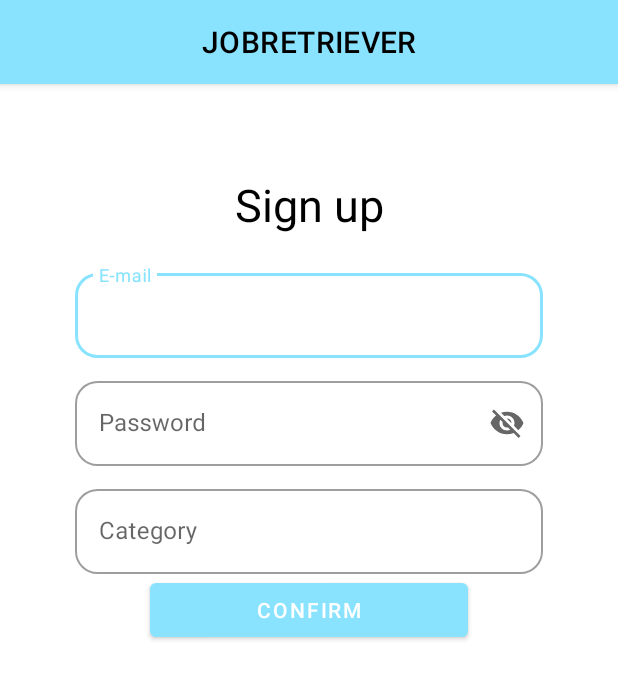
After one commit to Papittson/JobRetriever, an Android app: the layout activity_sign_up.xml on its own in the app's theme, with its tools: preview values and no code run, on a phone screen of 412 x 824 dp. The commit adds this screen. Shown: the top 679 px of the screen. Run offline under Robolectric (Android 15) with nearby library versions, the phone set to English and light mode, and no system bars.

Commit message:
sign in & sign up page

```diff
--- /dev/null
+++ b/app/src/main/res/layout/activity_sign_up.xml
@@ -0,0 +1,104 @@
+<?xml version="1.0" encoding="utf-8"?>
+<android.widget.LinearLayout xmlns:android="http://schemas.android.com/apk/res/android"
+    xmlns:app="http://schemas.android.com/apk/res-auto"
+    xmlns:tools="http://schemas.android.com/tools"
+    android:layout_width="match_parent"
+    android:layout_height="match_parent"
+    tools:context=".MainActivity"
+    android:orientation="vertical"
+    >
+
+    <com.google.android.material.appbar.AppBarLayout
+        android:layout_width="match_parent"
+        android:layout_height="wrap_content"
+        app:layout_constrainedHeight="true"
+        app:layout_constrainedWidth="false"
+        app:layout_constraintHeight_default="spread"
+        android:layout_marginBottom="50dp">
+
+        <com.google.android.material.appbar.MaterialToolbar
+            android:id="@+id/topAppBar"
+            android:layout_width="match_parent"
+            android:layout_height="?attr/actionBarSize"
+            app:title="JOBRETRIEVER"
+            app:titleCentered="true"
+            app:titleTextColor="@color/black"
+            style="@style/Widget.MaterialComponents.Toolbar.Primary" />
+    </com.google.android.material.appbar.AppBarLayout>
+
+    <LinearLayout
+        android:layout_width="match_parent"
+        android:layout_height="match_parent"
+        android:orientation="vertical"
+        android:layout_marginLeft="50dp"
+        android:layout_marginRight="50dp"
+        android:layout_marginTop="10dp"
+        android:layout_marginBottom="150dp">
+        <TextView
+            android:layout_width="match_parent"
+            android:layout_height="wrap_content"
+            android:text="Sign up"
+            android:textAlignment="center"
+            android:textColor="@color/black"
+            android:textSize="30dp"
+            android:layout_marginBottom="20dp"/>
+
+        <com.google.android.material.textfield.TextInputLayout
+            android:layout_width="match_parent"
+            android:layout_height="wrap_content"
+            style="@style/Widget.MaterialComponents.TextInputLayout.OutlinedBox"
+            android:layout_marginBottom="10dp"
+            app:boxCornerRadiusBottomEnd="15dp"
+            app:boxCornerRadiusBottomStart="15dp"
+            app:boxCornerRadiusTopEnd="15dp"
+            app:boxCornerRadiusTopStart="15dp"
+            android:hint="E-mail">
+
+            <com.google.android.material.textfield.TextInputEditText
+                android:layout_width="match_parent"
+                android:layout_height="wrap_content"/>
+        </com.google.android.material.textfield.TextInputLayout>
+
+        <com.google.android.material.textfield.TextInputLayout
+            android:layout_width="match_parent"
+            android:layout_height="wrap_content"
+            style="@style/Widget.MaterialComponents.TextInputLayout.OutlinedBox"
+            android:hint="Password"
+            app:boxCornerRadiusBottomEnd="15dp"
+            app:boxCornerRadiusBottomStart="15dp"
+            app:boxCornerRadiusTopEnd="15dp"
+            app:boxCornerRadiusTopStart="15dp"
+            android:layout_marginBottom="10dp"
+            app:endIconMode="password_toggle">
+
+            <com.google.android.material.textfield.TextInputEditText
+                android:layout_width="match_parent"
+                android:layout_height="wrap_content"/>
+        </com.google.android.material.textfield.TextInputLayout>
+
+        <com.google.android.material.textfield.TextInputLayout
+            android:layout_width="match_parent"
+            android:layout_height="wrap_content"
+            style="@style/Widget.MaterialComponents.TextInputLayout.OutlinedBox"
+            app:boxCornerRadiusBottomEnd="15dp"
+            app:boxCornerRadiusBottomStart="15dp"
+            app:boxCornerRadiusTopEnd="15dp"
+            app:boxCornerRadiusTopStart="15dp"
+            android:hint="Category">
+
+            <com.google.android.material.textfield.TextInputEditText
+                android:layout_width="match_parent"
+                android:layout_height="wrap_content"/>
+        </com.google.android.material.textfield.TextInputLayout>
+
+        <Button
+            android:layout_width="match_parent"
+            android:layout_height="wrap_content"
+            android:text="CONFIRM"
+            android:layout_marginLeft="50dp"
+            android:layout_marginRight="50dp"
+            android:layout_marginBottom="30dp"
+            />
+
+    </LinearLayout>
+</android.widget.LinearLayout>
--- a/app/src/main/res/values/colors.xml
+++ b/app/src/main/res/values/colors.xml
@@ -7,4 +7,10 @@
     <color name="teal_700">#FF018786</color>
     <color name="black">#FF000000</color>
     <color name="white">#FFFFFFFF</color>
+
+    <color name="candidate">#89E3FF</color>
+    <color name="employer">#89FFB1</color>
+    <color name="awaiting">#FFC450</color>
+    <color name="approved">#72DC90</color>
+    <color name="denied">#FF5E5E</color>
 </resources>
--- a/app/src/main/res/values/themes.xml
+++ b/app/src/main/res/values/themes.xml
@@ -2,13 +2,13 @@
     <!-- Base application theme. -->
     <style name="Theme.JobRetriever" parent="Theme.MaterialComponents.DayNight.DarkActionBar">
         <!-- Primary brand color. -->
-        <item name="colorPrimary">@color/purple_500</item>
-        <item name="colorPrimaryVariant">@color/purple_700</item>
+        <item name="colorPrimary">@color/candidate</item>
+        <item name="colorPrimaryVariant">@color/white</item>
         <item name="colorOnPrimary">@color/white</item>
         <!-- Secondary brand color. -->
-        <item name="colorSecondary">@color/teal_200</item>
-        <item name="colorSecondaryVariant">@color/teal_700</item>
-        <item name="colorOnSecondary">@color/black</item>
+        <item name="colorSecondary">@color/employer</item>
+        <item name="colorSecondaryVariant">@color/white</item>
+        <item name="colorOnSecondary">@color/white</item>
         <!-- Status bar color. -->
         <item name="android:statusBarColor" tools:targetApi="l">?attr/colorPrimaryVariant</item>
         <!-- Customize your theme here. -->
```
Also changed, not shown: app/build.gradle (+5 -2 lines), app/src/main/java/com/example/jobretriever/MainActivity.java (+4 -3 lines), app/src/main/res/layout/activity_main.xml (+21 -10 lines), app/src/main/res/layout/activity_sign_in.xml (added, +93 -0 lines), build.gradle (+13 -1 lines), app/src/main/res/font/bahnschrift.ttf (added).
